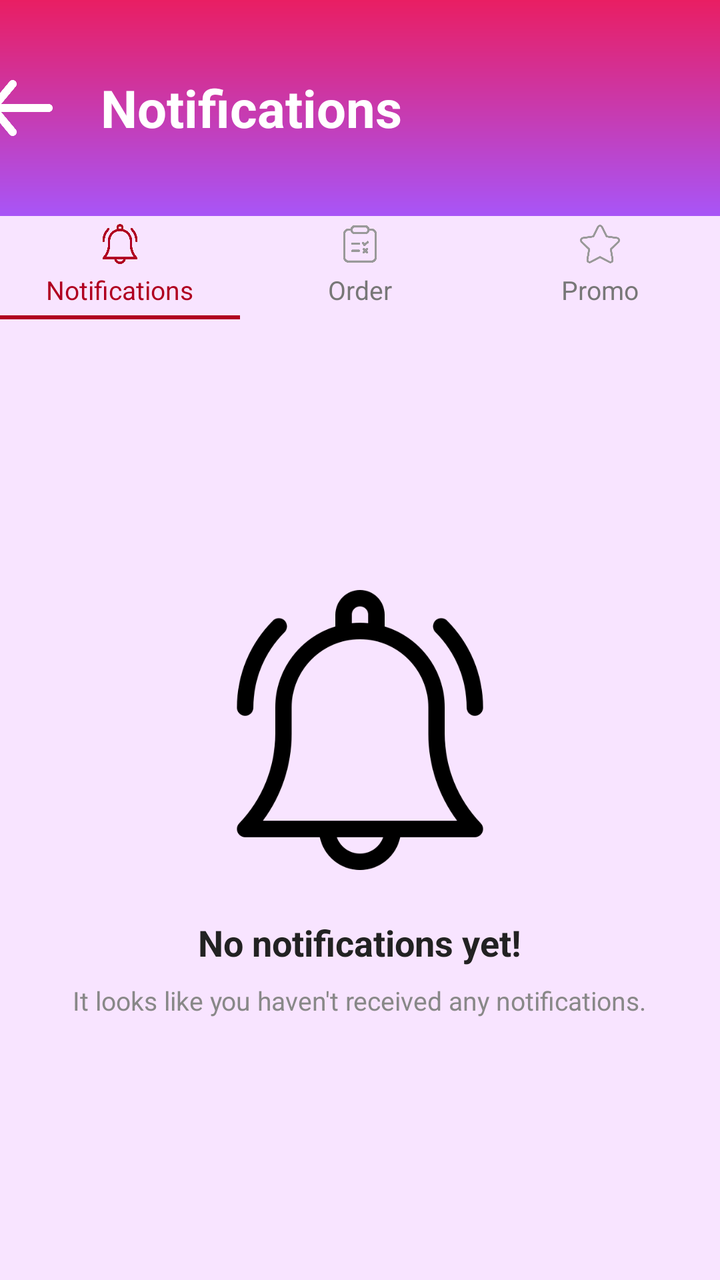
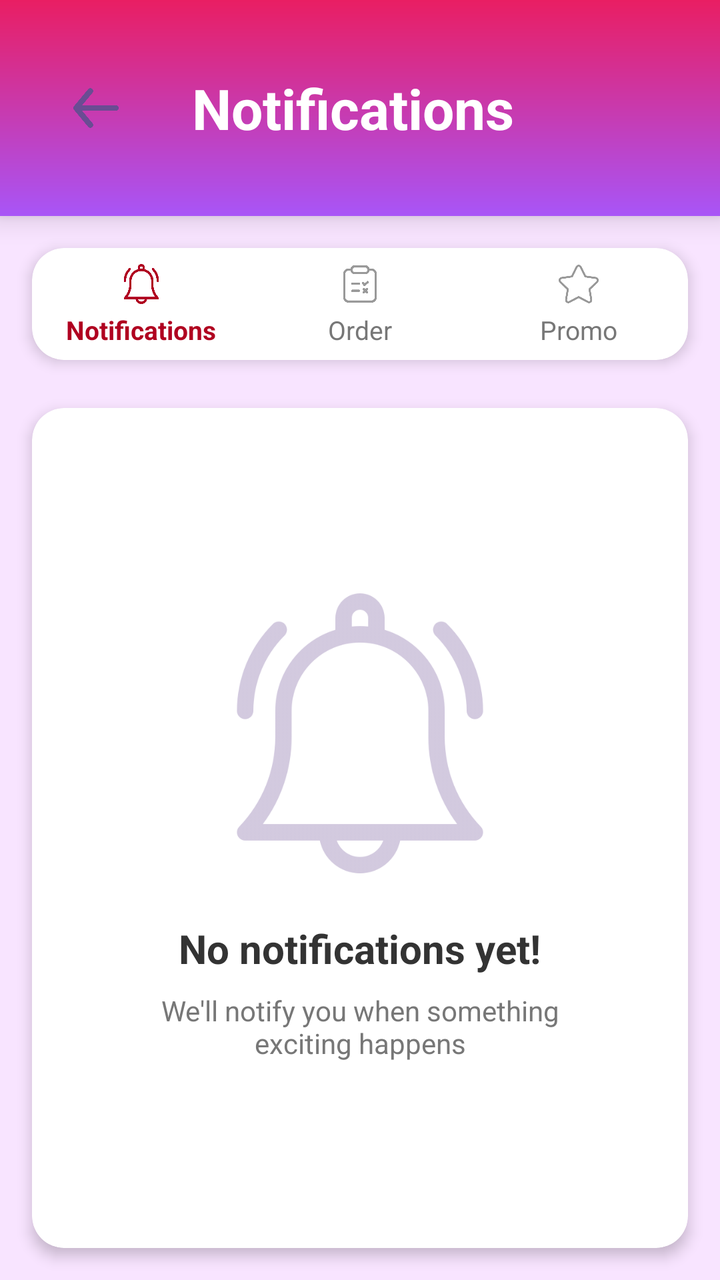

Two renders of the same Android screen: before a commit and after it. Below are the layout's source before the change and the commit's diff.
<!-- AndroidManifest.xml: application theme Theme.Giftbox -->
<!-- res/layout/activity_notification.xml -->
<?xml version="1.0" encoding="utf-8"?>
<androidx.constraintlayout.widget.ConstraintLayout
    xmlns:android="http://schemas.android.com/apk/res/android"
    xmlns:app="http://schemas.android.com/apk/res-auto"
    xmlns:tools="http://schemas.android.com/tools"
    android:layout_width="match_parent"
    android:layout_height="match_parent"
    android:id="@+id/main"
    android:background="#F8E4FF"
    tools:context=".NotificationActivity">


    <LinearLayout
        android:id="@+id/topBar"
        android:layout_width="412dp"
        android:layout_height="108dp"
        android:background="@drawable/gradient_purple_pink"
        android:gravity="center_vertical"
        android:orientation="horizontal"
        android:paddingStart="12dp"
        android:paddingEnd="16dp"
        app:layout_constraintEnd_toEndOf="parent"
        app:layout_constraintStart_toStartOf="parent"
        app:layout_constraintTop_toTopOf="parent">

        <ImageView
            android:id="@+id/ivBackNotifications"
            android:layout_width="48dp"
            android:layout_height="48dp"
            android:contentDescription="Back"
            android:src="@drawable/back_arrow"
            app:tint="@android:color/white" />

        <TextView
            android:layout_width="match_parent"
            android:layout_height="wrap_content"
            android:layout_marginStart="16dp"
            android:text="Notifications"
            android:textColor="@color/white"
            android:textSize="26sp"
            android:textStyle="bold" />
    </LinearLayout>


    <LinearLayout
        android:id="@+id/tabRow"
        android:layout_width="0dp"
        android:layout_height="56dp"
        android:orientation="horizontal"
        android:gravity="center"
        app:layout_constraintTop_toBottomOf="@id/topBar"
        app:layout_constraintStart_toStartOf="parent"
        app:layout_constraintEnd_toEndOf="parent">


        <LinearLayout
            android:id="@+id/tabNotifications"
            android:layout_width="0dp"
            android:layout_height="match_parent"
            android:layout_weight="1"
            android:orientation="vertical"
            android:gravity="center">

            <ImageView
                android:layout_width="20dp"
                android:layout_height="20dp"
                android:src="@drawable/ic_notification"
                app:tint="#B00020" />

            <TextView
                android:layout_width="wrap_content"
                android:layout_height="wrap_content"
                android:layout_marginTop="4dp"
                android:text="Notifications"
                android:textColor="#B00020"
                android:textSize="13sp" />

            <View
                android:layout_width="match_parent"
                android:layout_height="2dp"
                android:layout_marginTop="4dp"
                android:background="#B00020" />
        </LinearLayout>


        <LinearLayout
            android:id="@+id/tabOrder"
            android:layout_width="0dp"
            android:layout_height="match_parent"
            android:layout_weight="1"
            android:orientation="vertical"
            android:gravity="center">

            <ImageView
                android:layout_width="20dp"
                android:layout_height="20dp"
                android:src="@drawable/order_icon"
                app:tint="#999999" />

            <TextView
                android:layout_width="wrap_content"
                android:layout_height="wrap_content"
                android:layout_marginTop="4dp"
                android:text="Order"
                android:textColor="#777777"
                android:textSize="13sp" />

            <View
                android:layout_width="match_parent"
                android:layout_height="2dp"
                android:layout_marginTop="4dp"
                android:background="#00000000" />
        </LinearLayout>


        <LinearLayout
            android:id="@+id/tabPromo"
            android:layout_width="0dp"
            android:layout_height="match_parent"
            android:layout_weight="1"
            android:orientation="vertical"
            android:gravity="center">

            <ImageView
                android:layout_width="20dp"
                android:layout_height="20dp"
                android:src="@drawable/star"
               app:tint="#999999" />

            <TextView
                android:layout_width="wrap_content"
                android:layout_height="wrap_content"
                android:layout_marginTop="4dp"
                android:text="Promo"
                android:textColor="#777777"
                android:textSize="13sp" />

            <View
                android:layout_width="match_parent"
                android:layout_height="2dp"
                android:layout_marginTop="4dp"
                android:background="#00000000" />
        </LinearLayout>
    </LinearLayout>


    <LinearLayout
        android:id="@+id/emptyState"
        android:layout_width="0dp"
        android:layout_height="0dp"
        android:orientation="vertical"
        android:gravity="center"
        android:background="#F8E4FF"
        app:layout_constraintTop_toBottomOf="@id/tabRow"
        app:layout_constraintBottom_toBottomOf="parent"
        app:layout_constraintStart_toStartOf="parent"
        app:layout_constraintEnd_toEndOf="parent">

        <ImageView
            android:id="@+id/ivEmptyBell"
            android:layout_width="140dp"
            android:layout_height="140dp"
            android:src="@drawable/ic_notification"
        android:contentDescription="No notifications" />

        <TextView
            android:layout_width="wrap_content"
            android:layout_height="wrap_content"
            android:layout_marginTop="24dp"
            android:text="No notifications yet!"
            android:textColor="#222222"
            android:textSize="18sp"
            android:textStyle="bold" />

        <TextView
            android:layout_width="wrap_content"
            android:layout_height="wrap_content"
            android:layout_marginTop="8dp"
            android:text="It looks like you haven't received any notifications."
            android:textColor="#888888"
            android:textSize="13sp" />
    </LinearLayout>

</androidx.constraintlayout.widget.ConstraintLayout>
<!-- resources referenced by this layout -->
<resources>
  <color name="white">#FFFFFFFF</color>
  <!-- drawable back_arrow: png bitmap (drawable, 5216 bytes) -->
  <!-- drawable gradient_purple_pink (drawable) -->
  <shape xmlns:android="http://schemas.android.com/apk/res/android">
      <gradient
          android:startColor="#A855F7"
          android:endColor="#E91E63"
          android:angle="90" />
  
  </shape>
  <!-- drawable ic_notification: png bitmap (drawable, 14287 bytes) -->
  <!-- drawable order_icon: png bitmap (drawable, 15170 bytes) -->
  <!-- drawable star: png bitmap (drawable, 10761 bytes) -->
  <style name="Theme.Giftbox" parent="Theme.MaterialComponents.DayNight.DarkActionBar">
          
          <item name="colorPrimary">@color/purple_500</item>
          <item name="colorPrimaryVariant">@color/purple_700</item>
          <item name="colorOnPrimary">@color/white</item>
          
          <item name="colorSecondary">@color/teal_200</item>
          <item name="colorSecondaryVariant">@color/teal_700</item>
          <item name="colorOnSecondary">@color/black</item>
          
          <item name="android:statusBarColor">?attr/colorPrimaryVariant</item>
          
      </style>
  <color name="purple_500">#FF6200EE</color>
  <color name="purple_700">#FF3700B3</color>
  <color name="teal_200">#FF03DAC5</color>
  <color name="teal_700">#FF018786</color>
  <color name="black">#FF000000</color>
</resources>

<!-- the commit's change to res/layout/activity_notification.xml (unified diff, before → after) -->
@@ -9,176 +9,225 @@
     android:background="#F8E4FF"
     tools:context=".NotificationActivity">
 
-
-    <LinearLayout
-        android:id="@+id/topBar"
-        android:layout_width="412dp"
-        android:layout_height="108dp"
-        android:background="@drawable/gradient_purple_pink"
-        android:gravity="center_vertical"
-        android:orientation="horizontal"
-        android:paddingStart="12dp"
-        android:paddingEnd="16dp"
-        app:layout_constraintEnd_toEndOf="parent"
-        app:layout_constraintStart_toStartOf="parent"
-        app:layout_constraintTop_toTopOf="parent">
-
-        <ImageView
-            android:id="@+id/ivBackNotifications"
-            android:layout_width="48dp"
-            android:layout_height="48dp"
-            android:contentDescription="Back"
-            android:src="@drawable/back_arrow"
-            app:tint="@android:color/white" />
-
-        <TextView
-            android:layout_width="match_parent"
-            android:layout_height="wrap_content"
-            android:layout_marginStart="16dp"
-            android:text="Notifications"
-            android:textColor="@color/white"
-            android:textSize="26sp"
-            android:textStyle="bold" />
-    </LinearLayout>
-
-
-    <LinearLayout
-        android:id="@+id/tabRow"
+    
+    <androidx.cardview.widget.CardView
+        android:id="@+id/topBarCard"
         android:layout_width="0dp"
-        android:layout_height="56dp"
-        android:orientation="horizontal"
-        android:gravity="center"
-        app:layout_constraintTop_toBottomOf="@id/topBar"
+        android:layout_height="wrap_content"
+        app:cardCornerRadius="0dp"
+        app:cardElevation="8dp"
+        app:layout_constraintTop_toTopOf="parent"
         app:layout_constraintStart_toStartOf="parent"
         app:layout_constraintEnd_toEndOf="parent">
 
-
         <LinearLayout
-            android:id="@+id/tabNotifications"
-            android:layout_width="0dp"
+            android:id="@+id/topBar"
+            android:layout_width="match_parent"
+            android:layout_height="108dp"
+            android:background="@drawable/gradient_purple_pink"
+            android:gravity="center_vertical"
+            android:orientation="horizontal"
+            android:paddingStart="16dp"
+            android:paddingEnd="16dp">
+
+            <ImageView
+                android:id="@+id/ivBackNotifications"
+                android:layout_width="64dp"
+                android:layout_height="58dp"
+                android:contentDescription="@string/back"
+                android:padding="12dp"
+                android:src="@drawable/back_arrow"
+                app:tint="#6A4C93" />
+
+            <TextView
+                android:layout_width="0dp"
+                android:layout_height="wrap_content"
+                android:layout_marginStart="16dp"
+                android:layout_weight="1"
+                android:text="@string/notifications"
+                android:textColor="@android:color/white"
+                android:textSize="28sp"
+                android:textStyle="bold" />
+
+        </LinearLayout>
+    </androidx.cardview.widget.CardView>
+
+    
+    <com.google.android.material.card.MaterialCardView
+        android:id="@+id/tabCard"
+        android:layout_width="0dp"
+        android:layout_height="wrap_content"
+        android:layout_marginStart="16dp"
+        android:layout_marginTop="16dp"
+        android:layout_marginEnd="16dp"
+        app:cardCornerRadius="16dp"
+        app:cardElevation="4dp"
+        app:layout_constraintTop_toBottomOf="@id/topBarCard"
+        app:layout_constraintStart_toStartOf="parent"
+        app:layout_constraintEnd_toEndOf="parent">
+
+        <LinearLayout
+            android:id="@+id/tabRow"
+            android:layout_width="match_parent"
+            android:layout_height="56dp"
+            android:baselineAligned="false"
+            android:orientation="horizontal"
+            android:gravity="center">
+
+            
+            <LinearLayout
+                android:id="@+id/tabNotifications"
+                android:layout_width="0dp"
+                android:layout_height="match_parent"
+                android:layout_weight="1"
+                android:background="?android:attr/selectableItemBackgroundBorderless"
+                android:clickable="true"
+                android:focusable="true"
+                android:orientation="vertical"
+                android:gravity="center"
+                android:padding="8dp">
+
+                <ImageView
+                    android:id="@+id/ivTabNotificationIcon"
+                    android:layout_width="20dp"
+                    android:layout_height="20dp"
+                    android:src="@drawable/ic_notification"
+                    app:tint="#B00020" />
+
+                <TextView
+                    android:id="@+id/tvTabNotifications"
+                    android:layout_width="wrap_content"
+                    android:layout_height="wrap_content"
+                    android:layout_marginTop="4dp"
+                    android:text="@string/notifications"
+                    android:textColor="#B00020"
+                    android:textSize="13sp"
+                    android:textStyle="bold" />
+            </LinearLayout>
+
+            
+            <LinearLayout
+                android:id="@+id/tabOrder"
+                android:layout_width="0dp"
+                android:layout_height="match_parent"
+                android:layout_weight="1"
+                android:background="?android:attr/selectableItemBackgroundBorderless"
+                android:clickable="true"
+                android:focusable="true"
+                android:orientation="vertical"
+                android:gravity="center"
+                android:padding="8dp">
+
+                <ImageView
+                    android:id="@+id/ivTabOrderIcon"
+                    android:layout_width="20dp"
+                    android:layout_height="20dp"
+                    android:src="@drawable/order_icon"
+                    app:tint="#999999" />
+
+                <TextView
+                    android:id="@+id/tvTabOrder"
+                    android:layout_width="wrap_content"
+                    android:layout_height="wrap_content"
+                    android:layout_marginTop="4dp"
+                    android:text="@string/order"
+                    android:textColor="#777777"
+                    android:textSize="13sp" />
+            </LinearLayout>
+
+            
+            <LinearLayout
+                android:id="@+id/tabPromo"
+                android:layout_width="0dp"
+                android:layout_height="match_parent"
+                android:layout_weight="1"
+                android:background="?android:attr/selectableItemBackgroundBorderless"
+                android:clickable="true"
+                android:focusable="true"
+                android:orientation="vertical"
+                android:gravity="center"
+                android:padding="8dp">
+
+                <ImageView
+                    android:id="@+id/ivTabPromoIcon"
+                    android:layout_width="20dp"
+                    android:layout_height="20dp"
+                    android:src="@drawable/star"
+                    app:tint="#999999" />
+
+                <TextView
+                    android:id="@+id/tvTabPromo"
+                    android:layout_width="wrap_content"
+                    android:layout_height="wrap_content"
+                    android:layout_marginTop="4dp"
+                    android:text="@string/promo"
+                    android:textColor="#777777"
+                    android:textSize="13sp" />
+            </LinearLayout>
+        </LinearLayout>
+    </com.google.android.material.card.MaterialCardView>
+
+    
+    <androidx.cardview.widget.CardView
+        android:id="@+id/emptyStateCard"
+        android:layout_width="0dp"
+        android:layout_height="0dp"
+        android:layout_marginStart="16dp"
+        android:layout_marginTop="24dp"
+        android:layout_marginEnd="16dp"
+        android:layout_marginBottom="16dp"
+        app:cardCornerRadius="16dp"
+        app:cardElevation="4dp"
+        app:layout_constraintTop_toBottomOf="@id/tabCard"
+        app:layout_constraintBottom_toBottomOf="parent"
+        app:layout_constraintStart_toStartOf="parent"
+        app:layout_constraintEnd_toEndOf="parent">
+
+        <LinearLayout
+            android:id="@+id/emptyState"
+            android:layout_width="match_parent"
             android:layout_height="match_parent"
-            android:layout_weight="1"
             android:orientation="vertical"
-            android:gravity="center">
-
-            <ImageView
-                android:layout_width="20dp"
-                android:layout_height="20dp"
-                android:src="@drawable/ic_notification"
-                app:tint="#B00020" />
+            android:gravity="center"
+            android:padding="24dp">
+
+            
+            <FrameLayout
+                android:layout_width="wrap_content"
+                android:layout_height="wrap_content">
+
+                <ImageView
+                    android:id="@+id/ivEmptyBell"
+                    android:layout_width="140dp"
+                    android:layout_height="140dp"
+                    android:src="@drawable/ic_notification"
+                    android:contentDescription="@string/no_notifications"
+                    android:alpha="0.3"
+                    app:tint="#6A4C93" />
+
+            </FrameLayout>
 
             <TextView
                 android:layout_width="wrap_content"
                 android:layout_height="wrap_content"
-                android:layout_marginTop="4dp"
-                android:text="Notifications"
-                android:textColor="#B00020"
-                android:textSize="13sp" />
-
-            <View
-                android:layout_width="match_parent"
-                android:layout_height="2dp"
-                android:layout_marginTop="4dp"
-                android:background="#B00020" />
-        </LinearLayout>
-
-
-        <LinearLayout
-            android:id="@+id/tabOrder"
-            android:layout_width="0dp"
-            android:layout_height="match_parent"
-            android:layout_weight="1"
-            android:orientation="vertical"
-            android:gravity="center">
-
-            <ImageView
-                android:layout_width="20dp"
-                android:layout_height="20dp"
-                android:src="@drawable/order_icon"
-                app:tint="#999999" />
+                android:layout_marginTop="24dp"
+                android:text="@string/no_notifications_yet"
+                android:textColor="#333333"
+                android:textSize="20sp"
+                android:textStyle="bold" />
 
             <TextView
                 android:layout_width="wrap_content"
                 android:layout_height="wrap_content"
-                android:layout_marginTop="4dp"
-                android:text="Order"
+                android:layout_marginTop="8dp"
+                android:text="@string/we_ll_notify_you_when_something_exciting_happens"
                 android:textColor="#777777"
-                android:textSize="13sp" />
-
-            <View
-                android:layout_width="match_parent"
-                android:layout_height="2dp"
-                android:layout_marginTop="4dp"
-                android:background="#00000000" />
+                android:textSize="14sp"
+                android:gravity="center"
+                android:paddingStart="16dp"
+                android:paddingEnd="16dp" />
+
         </LinearLayout>
-
-
-        <LinearLayout
-            android:id="@+id/tabPromo"
-            android:layout_width="0dp"
-            android:layout_height="match_parent"
-            android:layout_weight="1"
-            android:orientation="vertical"
-            android:gravity="center">
-
-            <ImageView
-                android:layout_width="20dp"
-                android:layout_height="20dp"
-                android:src="@drawable/star"
-               app:tint="#999999" />
-
-            <TextView
-                android:layout_width="wrap_content"
-                android:layout_height="wrap_content"
-                android:layout_marginTop="4dp"
-                android:text="Promo"
-                android:textColor="#777777"
-                android:textSize="13sp" />
-
-            <View
-                android:layout_width="match_parent"
-                android:layout_height="2dp"
-                android:layout_marginTop="4dp"
-                android:background="#00000000" />
-        </LinearLayout>
-    </LinearLayout>
-
-
-    <LinearLayout
-        android:id="@+id/emptyState"
-        android:layout_width="0dp"
-        android:layout_height="0dp"
-        android:orientation="vertical"
-        android:gravity="center"
-        android:background="#F8E4FF"
-        app:layout_constraintTop_toBottomOf="@id/tabRow"
-        app:layout_constraintBottom_toBottomOf="parent"
-        app:layout_constraintStart_toStartOf="parent"
-        app:layout_constraintEnd_toEndOf="parent">
-
-        <ImageView
-            android:id="@+id/ivEmptyBell"
-            android:layout_width="140dp"
-            android:layout_height="140dp"
-            android:src="@drawable/ic_notification"
-        android:contentDescription="No notifications" />
-
-        <TextView
-            android:layout_width="wrap_content"
-            android:layout_height="wrap_content"
-            android:layout_marginTop="24dp"
-            android:text="No notifications yet!"
-            android:textColor="#222222"
-            android:textSize="18sp"
-            android:textStyle="bold" />
-
-        <TextView
-            android:layout_width="wrap_content"
-            android:layout_height="wrap_content"
-            android:layout_marginTop="8dp"
-            android:text="It looks like you haven't received any notifications."
-            android:textColor="#888888"
-            android:textSize="13sp" />
-    </LinearLayout>
+    </androidx.cardview.widget.CardView>
 
 </androidx.constraintlayout.widget.ConstraintLayout>
<!-- resource entries referenced after the edit -->
@@ -13,6 +13,13 @@
   <!-- drawable ic_notification: png bitmap (drawable, 14287 bytes) -->
   <!-- drawable order_icon: png bitmap (drawable, 15170 bytes) -->
   <!-- drawable star: png bitmap (drawable, 10761 bytes) -->
+  <string name="back">Back</string>
+  <string name="no_notifications">No notifications</string>
+  <string name="no_notifications_yet">No notifications yet!</string>
+  <string name="notifications">Notifications</string>
+  <string name="order">Order</string>
+  <string name="promo">Promo</string>
+  <string name="we_ll_notify_you_when_something_exciting_happens">We\'ll notify you when something exciting happens</string>
   <style name="Theme.Giftbox" parent="Theme.MaterialComponents.DayNight.DarkActionBar">
           
           <item name="colorPrimary">@color/purple_500</item>
